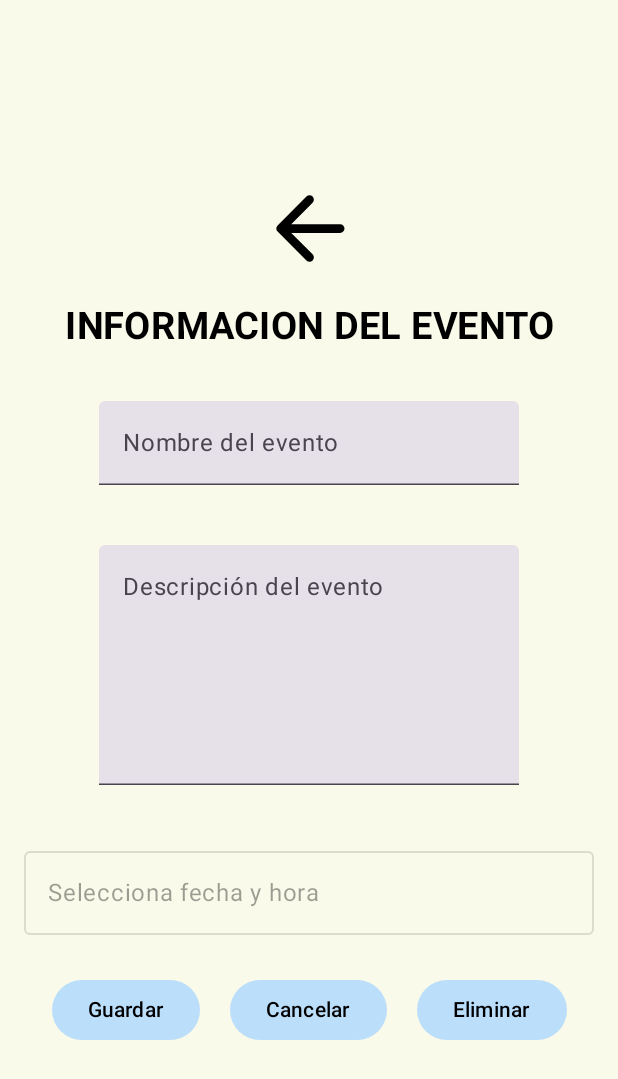
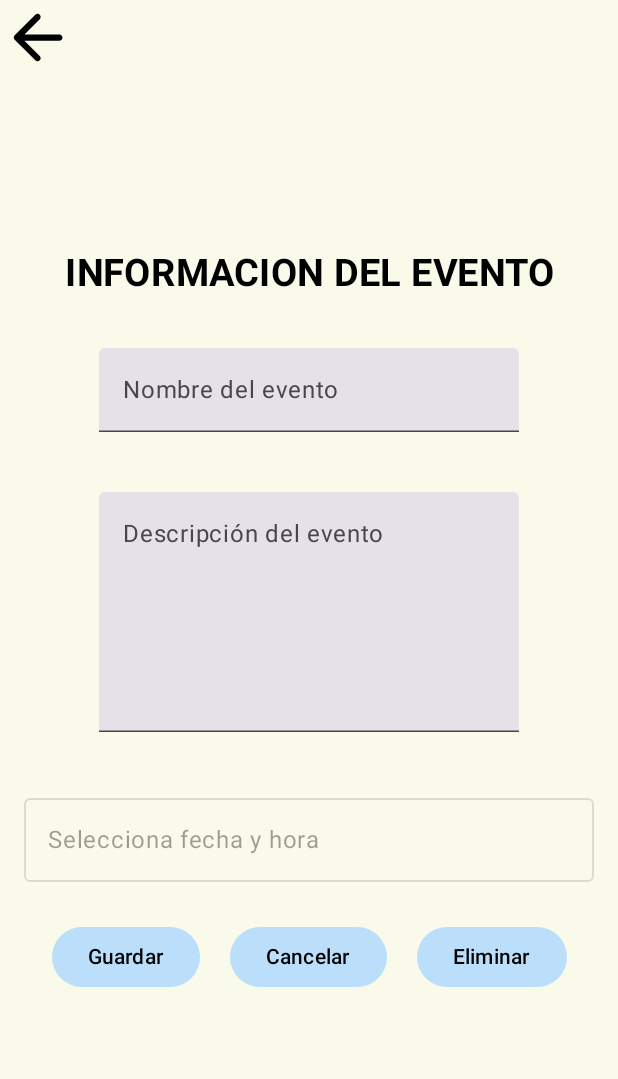
Before and after one commit to DanielGallegoM10/AppAgenda, an Android app built with Jetpack Compose: the screen it shows after launch (FichaElemento), after a tap on "Añadir", on a phone screen of 412 x 824 dp. Shown: the top 1079 px of the screen. Run offline under Robolectric (Android 15) with nearby library versions, the phone set to English and light mode, and no system bars; our stand-ins replace constraintlayout-compose.

Commit message:
ajuste fecha de volver ficha

```diff
--- a/app/src/main/java/com/example/appagenda/FichaElemento.kt
+++ b/app/src/main/java/com/example/appagenda/FichaElemento.kt
@@ -61,19 +61,29 @@ class FichaElemento : ComponentActivity() {
                     var descripcionValor by rememberSaveable { mutableStateOf(descripcion) }
                     var fechaHora by rememberSaveable { mutableStateOf(fechaYHora) }
                     Column(
+                        Modifier.fillMaxWidth(),
+                        verticalArrangement = Arrangement.Top,
+                        horizontalAlignment = Alignment.Start
+
+                    ) {
+                        Icon(
+                            imageVector = Icons.AutoMirrored.Rounded.ArrowBack,
+                            contentDescription = "Volver",
+                            Modifier
+                                .size(50.dp)
+                                .clickable { finish() },
+
+                            )
+                    }
+
+                    Column(
                         Modifier
                             .fillMaxSize(),
                         verticalArrangement = Arrangement.Center,
                         horizontalAlignment = Alignment.CenterHorizontally
                     ) {
-                        Icon(
-                            imageVector = Icons.AutoMirrored.Rounded.ArrowBack,
-                            contentDescription = "Volver",
-                            Modifier
-                                .size(70.dp)
-                                .clickable { finish() },
 
-                            )
+
                         Row(
                             Modifier
                                 .fillMaxWidth(),
--- a/app/src/main/java/com/example/appagenda/MainActivity.kt
+++ b/app/src/main/java/com/example/appagenda/MainActivity.kt
@@ -129,7 +129,7 @@ class MainActivity : ComponentActivity() {
                             Icon(
                                 imageVector = Icons.Rounded.AddBox,
                                 contentDescription = "Añadir",
-                                Modifier.size(70.dp).clickable {
+                                Modifier.size(50.dp).clickable {
                                     val intentFicha =
                                         Intent(this@MainActivity, FichaElemento::class.java)
                                     intentFicha.putExtra("id", 0)
```
